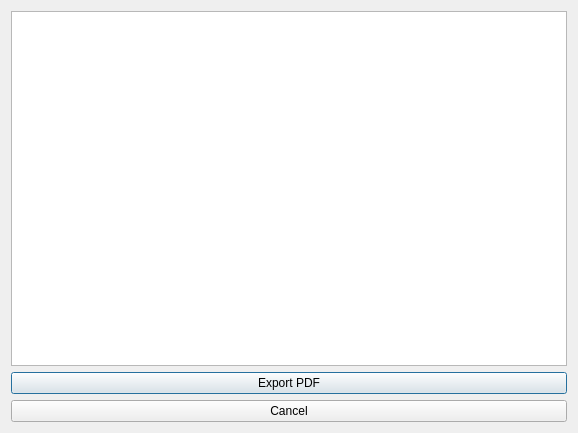
cinemaouvert/OPP, file src/exportpdf.ui: the form before one commit.
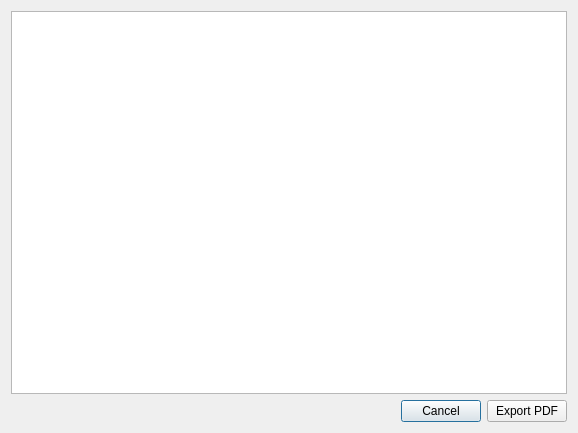
The form after the commit.

```diff
--- a/src/exportpdf.ui
+++ b/src/exportpdf.ui
@@ -25,17 +25,31 @@
         <string notr="true">&lt;!DOCTYPE HTML PUBLIC &quot;-//W3C//DTD HTML 4.0//EN&quot; &quot;http://www.w3.org/TR/REC-html40/strict.dtd&quot;&gt;
 &lt;html&gt;&lt;head&gt;&lt;meta name=&quot;qrichtext&quot; content=&quot;1&quot; /&gt;&lt;style type=&quot;text/css&quot;&gt;
 p, li { white-space: pre-wrap; }
-&lt;/style&gt;&lt;/head&gt;&lt;body style=&quot; font-family:'MS Shell Dlg 2'; font-size:7.8pt; font-weight:400; font-style:normal;&quot;&gt;
-&lt;p style=&quot;-qt-paragraph-type:empty; margin-top:0px; margin-bottom:0px; margin-left:0px; margin-right:0px; -qt-block-indent:0; text-indent:0px; font-size:8pt;&quot;&gt;&lt;br /&gt;&lt;/p&gt;&lt;/body&gt;&lt;/html&gt;</string>
+&lt;/style&gt;&lt;/head&gt;&lt;body style=&quot; font-family:'Ubuntu'; font-size:11pt; font-weight:400; font-style:normal;&quot;&gt;
+&lt;p style=&quot;-qt-paragraph-type:empty; margin-top:0px; margin-bottom:0px; margin-left:0px; margin-right:0px; -qt-block-indent:0; text-indent:0px; font-family:'MS Shell Dlg 2'; font-size:8pt;&quot;&gt;&lt;br /&gt;&lt;/p&gt;&lt;/body&gt;&lt;/html&gt;</string>
        </property>
       </widget>
      </item>
      <item>
-      <widget class="QPushButton" name="exportPDF_Button">
-       <property name="text">
-        <string>Export PDF</string>
+      <layout class="QHBoxLayout" name="horizontalLayout_2">
+       <property name="spacing">
+        <number>6</number>
        </property>
-      </widget>
+       <property name="topMargin">
+        <number>0</number>
+       </property>
+       <item>
+        <spacer name="horizontalSpacer">
+         <property name="orientation">
+          <enum>Qt::Horizontal</enum>
+         </property>
+         <property name="sizeHint" stdset="0">
+          <size>
+           <width>40</width>
+           <height>20</height>
+          </size>
+         </property>
+        </spacer>
      </item>
      <item>
       <widget class="QPushButton" name="CancelButton">
@@ -43,6 +57,15 @@
         <string>Cancel</string>
        </property>
       </widget>
+       </item>
+       <item>
+        <widget class="QPushButton" name="exportPDF_Button">
+         <property name="text">
+          <string>Export PDF</string>
+         </property>
+        </widget>
+       </item>
+      </layout>
      </item>
     </layout>
    </item>
```
Lines whose indentation alone changed are shown as unchanged.
